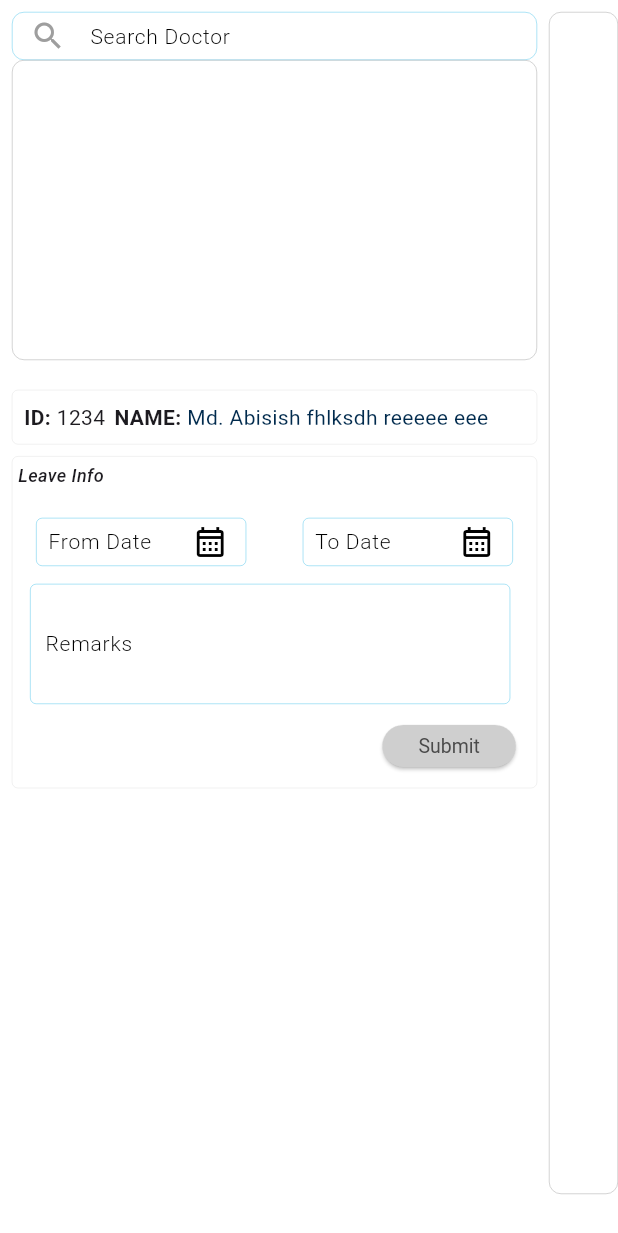
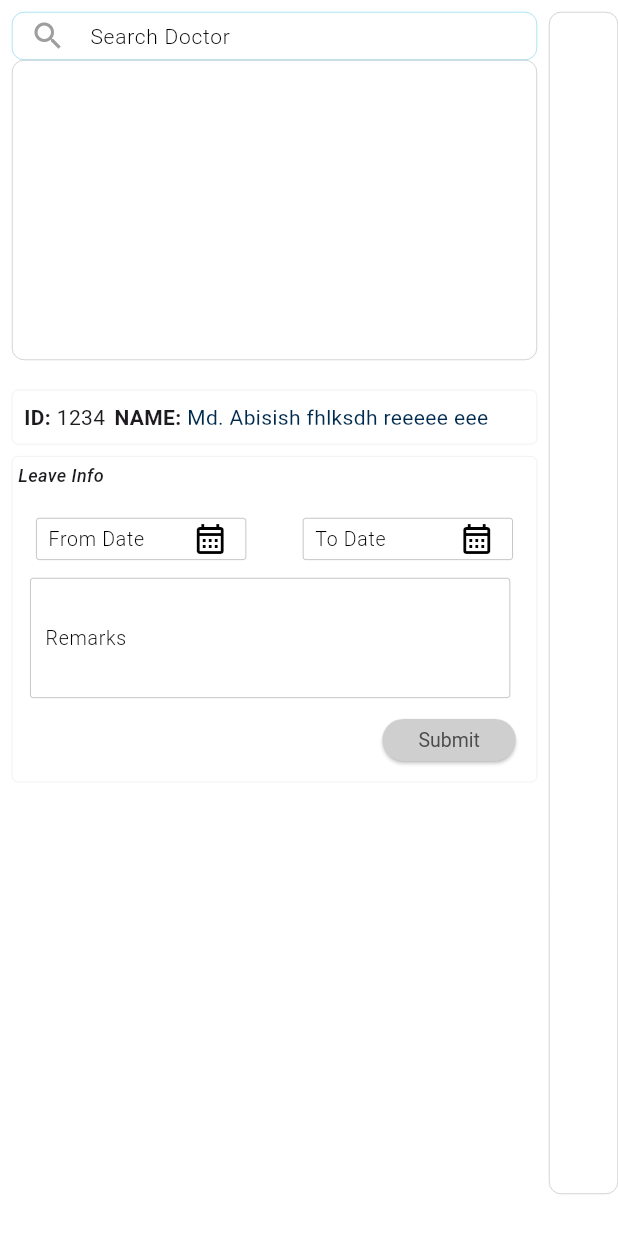
Before and after one commit to alokemscit/flutter_web2, a Flutter app: the DoctorLeave screen opened directly, on a phone screen of 412 x 824 dp. Shown: the top 1233 px of the screen. Run offline on Flutter 3.47's test engine with Material 3 defaults, Android fonts, the phone set to English and light mode, and no system bars; our stand-ins replace cached_network_image, equatable, flutter_bloc, get, google_fonts, image_picker and 3 more; missing offline and left inert: dart:html, hover_widget; accounts and stored records are empty; network calls fail.

Commit message:
23.01.24
23.01.24

```diff
--- a/lib/component/settings/router.dart
+++ b/lib/component/settings/router.dart
@@ -11,7 +11,7 @@ import '../../pages/appointment/doctor_appointment.dart';
 import '../../pages/appointment/doctor_leave_page/doctor_leave_page.dart';
 import '../../pages/appointment/time_slot_page/time_slot_page.dart';
 
-Widget getPage(ModuleMenuList module, String id) {
+Widget getPage( String id) {
   switch (id) {
     case "28":
       {
--- a/lib/component/widget/custom_datepicker.dart
+++ b/lib/component/widget/custom_datepicker.dart
@@ -30,7 +30,7 @@ final bool isFilled;
       required this.date_controller,
       this.label = 'Select Date',
       this.bgColor = const Color.fromARGB(255, 218, 216, 216),
-      this.height = 32,
+      this.height = 28,
       this.width = 140,
       this.borderColor =kTextBgColor,
       this.isBackDate = false,
@@ -39,12 +39,20 @@ final bool isFilled;
         this.textAlign=TextAlign.start,
           this.labelTextColor=Colors.black,
            this.hintTextColor= Colors.black,
-            this.borderRadious=4.0,
-             this.focusedBorderColor=CPLineCChart,
-             this.focusedBorderWidth=0.5,
-             this.enabledBorderColor=CPLineCChart,
-             this.enabledBorderwidth=0.25,
+            this.borderRadious=2,
+             this.focusedBorderColor=Colors.black,
+             this.focusedBorderWidth=0.3,
+             this.enabledBorderColor=Colors.grey,
+             this.enabledBorderwidth=0.4,
       });
+
+
+
+
+
+
+
+
 
   @override
   State<CustomDatePicker> createState() => _CustomDatePickerState();
@@ -77,7 +85,7 @@ class _CustomDatePickerState extends State<CustomDatePicker> {
           },
           controller: widget.date_controller,
           style: GoogleFonts.cabin(
-                    fontSize: 14,
+                    fontSize: 13,
                     fontWeight: FontWeight.w500,
                     color: widget.fontColor),
                 textAlignVertical: TextAlignVertical.center,
@@ -89,7 +97,7 @@ class _CustomDatePickerState extends State<CustomDatePicker> {
                   filled: widget.isFilled,
                   labelText: widget.label,
                    labelStyle:  TextStyle(
-              color:widget.labelTextColor, fontWeight: FontWeight.w300, fontSize: 14),
+              color:widget.labelTextColor, fontWeight: FontWeight.w300, fontSize: 13),
           hintStyle:
                TextStyle(color:widget. hintTextColor, fontWeight: FontWeight.w300),
                   counterText: '',
--- a/lib/component/widget/custom_textbox.dart
+++ b/lib/component/widget/custom_textbox.dart
@@ -41,10 +41,10 @@ class CustomTextBox extends StatelessWidget {
       required this.controller,
       this.textInputType = TextInputType.text,
       this.maxLine = 1,
-      this.height = 32,
+      this.height = 28,
       this.textAlign = TextAlign.start,
       required this.onChange,
-      this.borderRadious = 4.0,
+      this.borderRadious = 2.0,
       this.fontColor = Colors.black87,
       this.borderColor = Colors.black,
       this.isPassword = false,
@@ -53,13 +53,19 @@ class CustomTextBox extends StatelessWidget {
       this.isDisable = false,
       this.hintTextColor = Colors.black,
       this.labelTextColor = Colors.black,
-      this.focusedBorderColor = CPLineCChart,
-      this.focusedBorderWidth = 0.5,
-      this.enabledBorderColor = CPLineCChart,
-      this.enabledBorderwidth = 0.25,
+      this.focusedBorderColor =  Colors.black,
+      this.focusedBorderWidth = 0.3,
+      this.enabledBorderColor =  Colors.grey,
+      this.enabledBorderwidth = 0.4,
       this.surfixIconColor = kWebHeaderColor,
       void Function(String)? onSubmitted})
       : onSubmitted = onSubmitted ?? ((String v) {});
+
+
+
+
+
+
 
   @override
   Widget build(BuildContext context) {
@@ -107,28 +113,28 @@ class CustomTextBox extends StatelessWidget {
                 //   textCapitalization : TextCapitalization.none,
                 // keyboardType: TextInputType.number,
                 style: GoogleFonts.cabin(
-                    fontSize: 14,
+                    fontSize: 13,
                     fontWeight: FontWeight.w500,
                     color: fontColor),
                 textAlignVertical: TextAlignVertical.center,
 
                 textAlign: textAlign!,
                 decoration: InputDecoration(
-                    fillColor: Colors
-                        .white, // Color.fromARGB(255, 253, 253, 255), //Colors.white,
+                    fillColor: !isDisable? Colors
+                        .white:Colors.white70, // Color.fromARGB(255, 253, 253, 255), //Colors.white,
                     filled: isFilled,
                     labelText: caption,
                     labelStyle: TextStyle(
                         color: labelTextColor,
                         fontWeight: FontWeight.w300,
-                        fontSize: 14),
+                        fontSize: 13),
                     hintStyle: TextStyle(
                         color: hintTextColor, fontWeight: FontWeight.w300),
                     counterText: '',
                     disabledBorder:  OutlineInputBorder(
                       borderRadius: BorderRadius.circular(borderRadious),
                       borderSide: BorderSide(
-                          color: enabledBorderColor.withOpacity(0.1), width: enabledBorderwidth),
+                          color: enabledBorderColor.withOpacity(0.8), width: enabledBorderwidth),
                     ),
                     border: OutlineInputBorder(
                         borderRadius:
--- a/lib/component/widget/sidemenu.dart
+++ b/lib/component/widget/sidemenu.dart
@@ -251,7 +251,7 @@ class GenerateMenuItems extends StatelessWidget {
                                           }
                                           context.read<CurrentIDBloc>().add(
                                               SetCurrentId(
-                                                  id: e.smId.toString()));
+                                                  id: e.smId.toString(),));
                                         },
                                       ),
                                     );
```
Also changed, not shown: lib/component/widget/custom_dropdown.dart (+15 -8 lines), lib/pages/home_page/home_page.dart (+83 -7 lines), lib/pages/hrm/employee_master_page/employee_master.dart (+96 -76 lines), lib/pages/hrm/employee_master_page/widget/controller/employee_controller.dart (+16 -4 lines).
